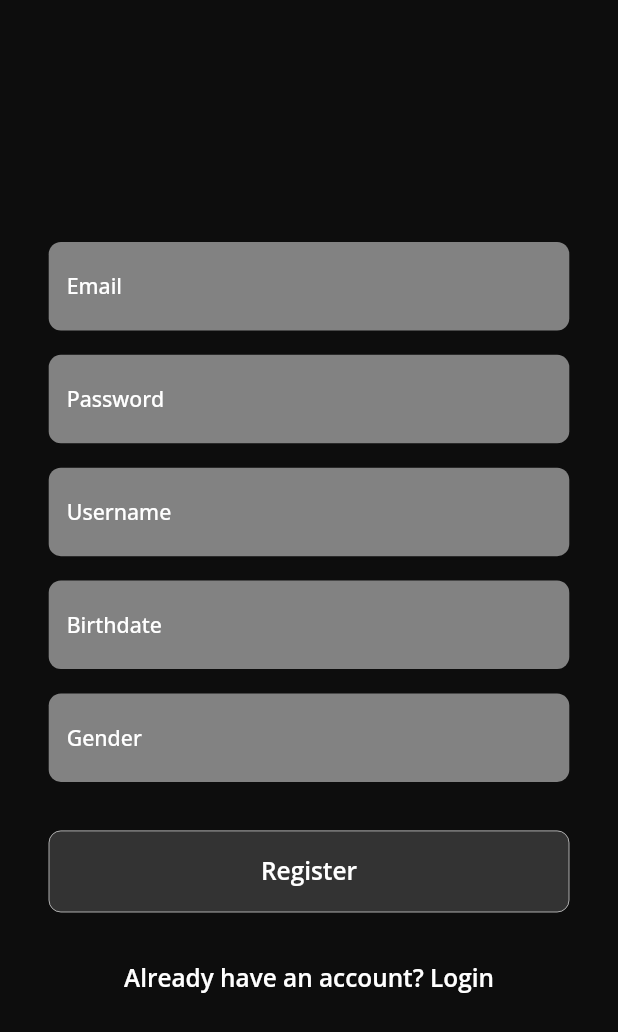
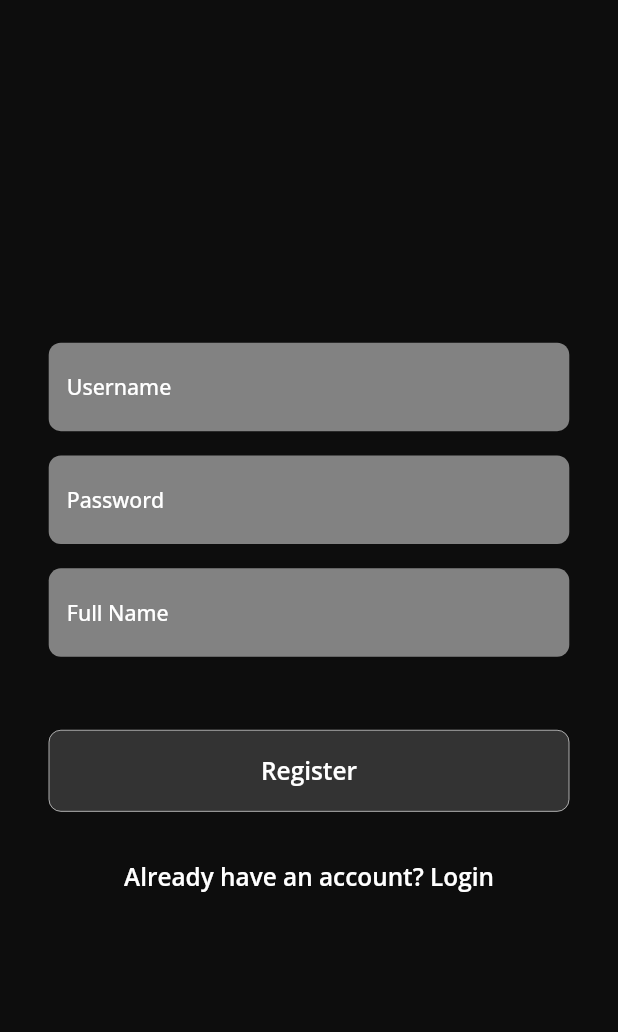
Before and after one commit to fauzywijaya/mynotes, a Flutter app: the RegisterPage screen opened by its route, on a phone screen of 412 x 824 dp. Shown: the top 1032 px of the screen. Run offline on Flutter 3.47's test engine with Material 2 defaults, Android fonts, the phone set to English and light mode, and no system bars; our stand-ins replace cached_network_image, dio, equatable, flutter_riverpod, flutter_screenutil, freezed_annotation and 3 more.

```diff
--- a/lib/src/features/add/data/repositories/add_repositories.dart
+++ b/lib/src/features/add/data/repositories/add_repositories.dart
@@ -11,7 +11,7 @@ class AddRepository {
   Future<Result<void>> postAdd({required AddPost addPost}) async {
     try {
       await _dioClient.post(
-        Endpoints.addNotes,
+        Endpoints.notes,
         data: addPost.toJson(),
       );
       return const Result.success(null);
--- a/lib/src/features/auth/presentation/register/widget/register_form_section.dart
+++ b/lib/src/features/auth/presentation/register/widget/register_form_section.dart
@@ -15,8 +15,8 @@ class RegisterFormSection extends ConsumerWidget {
       mainAxisSize: MainAxisSize.min,
       children: [
         InputFormWidget(
-          controller: controller.emailController,
-          hintText: "Email",
+          controller: controller.usernameController,
+          hintText: "Username",
           onChanged: (value) {},
         ),
         Gap.h16,
@@ -28,22 +28,11 @@ class RegisterFormSection extends ConsumerWidget {
         ),
         Gap.h16,
         InputFormWidget(
-          controller: controller.emailController,
-          hintText: "Username",
+          controller: controller.fullnameController,
+          hintText: "Full Name",
           onChanged: (value) {},
         ),
         Gap.h16,
-        InputFormWidget(
-          controller: controller.birthdateController,
-          onChanged: (value) {},
-          hintText: 'Birthdate',
-        ),
-        Gap.h16,
-        InputFormWidget(
-          controller: controller.genderController,
-          onChanged: (value) {},
-          hintText: 'Gender',
-        ),
       ],
     );
   }
--- a/lib/src/features/update/data/repositories/update_repositories.dart
+++ b/lib/src/features/update/data/repositories/update_repositories.dart
@@ -11,7 +11,7 @@ class UpdateRepository {
   Future<Result<void>> postUpdate({required UpdatePost updatePost}) async {
     try {
       await _dioClient.put(
-        Endpoints.addNotes,
+        Endpoints.notesDetail,
         data: updatePost.toJson(),
       );
       return const Result.success(null);
--- a/lib/src/services/remote/dio_client.dart
+++ b/lib/src/services/remote/dio_client.dart
@@ -200,6 +200,6 @@ class DioClient {
 final dioClientProvider = Provider<DioClient>((ref) {
   final dio = Dio();
   final httpClient = HttpClient();
-  const baseUrl = 'https://reqres.in';
+  const baseUrl = 'https://notes.reskimulud.my.id';
   return DioClient(baseUrl: baseUrl, dio: dio, httpClient: httpClient);
 });
```
Also changed, not shown: lib/src/features/auth/presentation/register/register_controller.dart (+3 -6 lines), lib/src/features/home/application/home_service.dart (+0 -9 lines), lib/src/features/home/data/repository/home_repositories.dart (+0 -14 lines), lib/src/features/home/presentation/home_controller.dart (+0 -9 lines), lib/src/features/home/presentation/widget/home_tile.dart (+1 -13 lines), lib/src/services/remote/endpoint.dart (+4 -3 lines).
